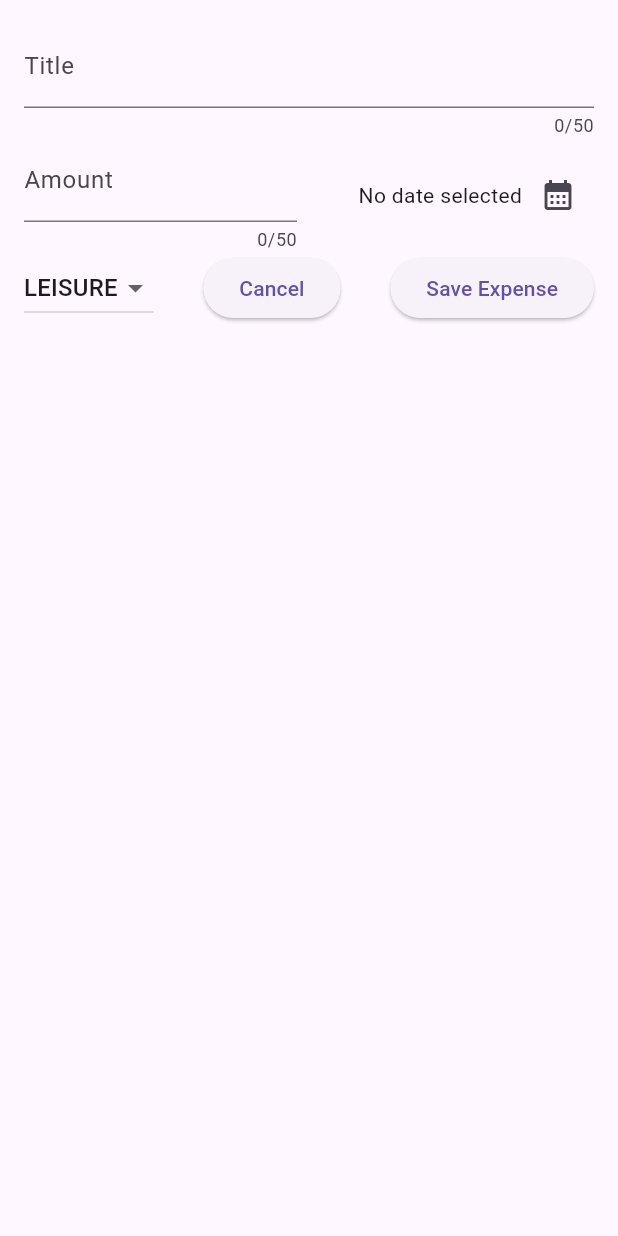
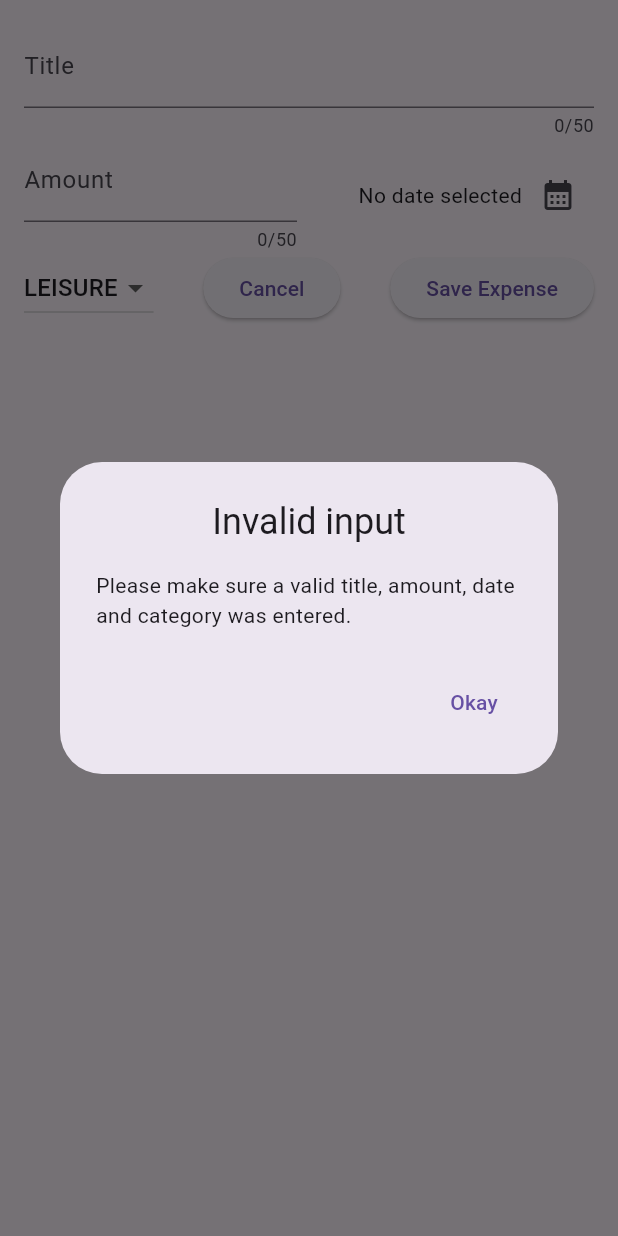
Before and after one commit to duytoann/flutter_expense_tracker_app, a Flutter app: the NewExpense widget shown alone on an empty page, opened directly, after a tap on "Save Expense", on a phone screen of 412 x 824 dp. Run offline on Flutter 3.47's test engine with Material 3 defaults, Android fonts, the phone set to English and light mode, and no system bars.

Commit message:
116+117/validating user input & showing error dialog

```diff
--- a/lib/widgets/new_expense.dart
+++ b/lib/widgets/new_expense.dart
@@ -24,6 +24,35 @@ class _NewExpenseState extends State<NewExpense> {
     setState(() {
       _selectedDate = pickerDate;
     });
+  }
+
+  void _submitExpenseData() {
+    final enteredAmount = double.tryParse(_amountController.text);
+    final amountIsInvalid = enteredAmount == null || enteredAmount <= 0;
+    if (_titleController.text.trim().isEmpty || amountIsInvalid || _selectedDate == null) {
+      print("fluttoanng amountIsInvalid: $amountIsInvalid, titleIsInvalid: ${_titleController.text.trim().isEmpty}, selectedDate: $_selectedDate");
+      showDialog(
+        context: context,
+        builder: (ctx) => AlertDialog(
+          title: const Text(
+            'Invalid input',
+            textAlign: TextAlign.center,
+          ),
+          content: const Text('Please make sure a valid title, amount, date and category was entered.'),
+          actions: [
+            TextButton(
+              onPressed: () {
+                Navigator.pop(ctx);
+              },
+              child: const Text('Okay'),
+            )
+          ],
+        ),
+      );
+      return;
+    }
+
+    // todo....
   }
 
   @override
@@ -111,10 +140,7 @@ class _NewExpenseState extends State<NewExpense> {
               ),
               const Spacer(),
               ElevatedButton(
-                onPressed: () {
-                  print(_titleController.text);
-                  print(_amountController.text);
-                },
+                onPressed: _submitExpenseData,
                 child: const Text('Save Expense'),
               )
             ],
```
